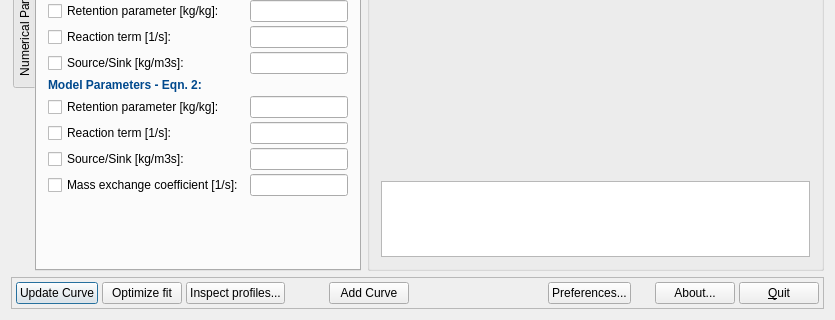
ghorwin/CXTSimFit, file CXTSimFit/src/cxtsimfit.ui: the form before one commit; both pictures show x 0 to 835 and y 249 to 569 of the 835 by 569 pixel window.
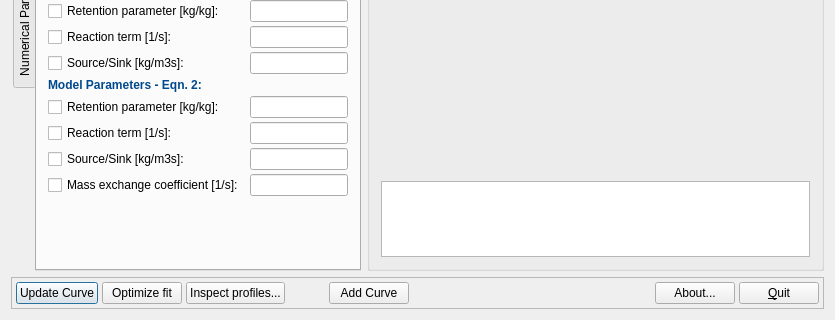
The form after the commit. Icons and pictures are not drawn. Custom widgets are drawn as their Qt base class.

Patch:
```diff
--- a/CXTSimFit/src/cxtsimfit.ui
+++ b/CXTSimFit/src/cxtsimfit.ui
@@ -947,29 +947,6 @@
         </property>
        </spacer>
       </item>
-      <item>
-       <widget class="QPushButton" name="pushButtonConfigQt">
-        <property name="text">
-         <string>Preferences...</string>
-        </property>
-       </widget>
-      </item>
-      <item>
-       <spacer name="horizontalSpacer_3">
-        <property name="orientation">
-         <enum>Qt::Horizontal</enum>
-        </property>
-        <property name="sizeType">
-         <enum>QSizePolicy::Fixed</enum>
-        </property>
-        <property name="sizeHint" stdset="0">
-         <size>
-          <width>20</width>
-          <height>20</height>
-         </size>
-        </property>
-       </spacer>
-      </item>
       <item>
        <widget class="QPushButton" name="pushButtonAbout">
         <property name="text">
```
